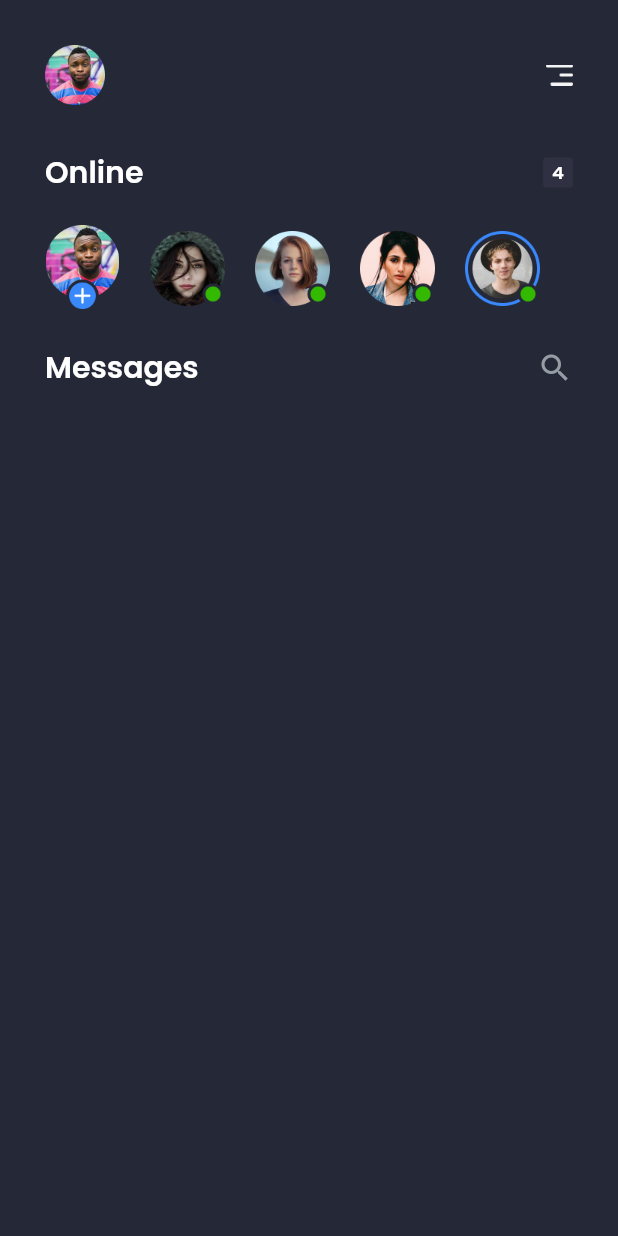
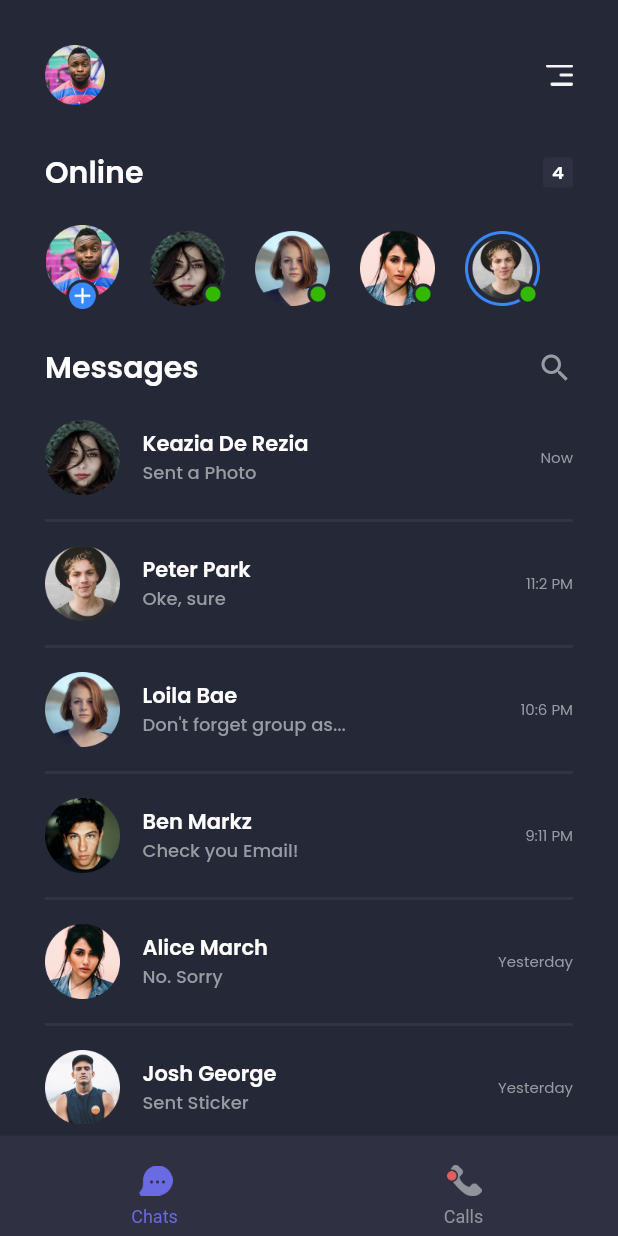
Before and after one commit to Dzaky02/chatting_app, a Flutter app: the screen it shows after launch, after a tap on an icon or button, on a phone screen of 412 x 824 dp. Run offline on Flutter 3.47's test engine with Material 2 defaults, Android fonts, the light colour scheme and no system bars; our stand-ins replace google_fonts.

Commit message:
Finished List Chat Page.

```diff
--- a/lib/pages/list_chat_page.dart
+++ b/lib/pages/list_chat_page.dart
@@ -1,4 +1,6 @@
+import 'package:chatting_app/models/chat_preview_model.dart';
 import 'package:chatting_app/theme.dart';
+import 'package:chatting_app/widgets/chat_preview.dart';
 import 'package:flutter/material.dart';
 
 class ListChatPage extends StatelessWidget {
@@ -12,13 +14,52 @@ class ListChatPage extends StatelessWidget {
       'assets/online_four.png',
     ];
 
+    List chatList = [
+      ChatPreviewModel(
+        imageUrl: 'assets/messages_one.png',
+        name: 'Keazia De Rezia',
+        message: 'Sent a Photo',
+        time: 'Now',
+      ),
+      ChatPreviewModel(
+        imageUrl: 'assets/messages_two.png',
+        name: 'Peter Park',
+        message: 'Oke, sure',
+        time: '11:2 PM',
+      ),
+      ChatPreviewModel(
+        imageUrl: 'assets/messages_three.png',
+        name: 'Loila Bae',
+        message: 'Don\'t forget group as...',
+        time: '10:6 PM',
+      ),
+      ChatPreviewModel(
+        imageUrl: 'assets/messages_four.png',
+        name: 'Ben Markz',
+        message: 'Check you Email!',
+        time: '9:11 PM',
+      ),
+      ChatPreviewModel(
+        imageUrl: 'assets/messages_five.png',
+        name: 'Alice March',
+        message: 'No. Sorry',
+        time: 'Yesterday',
+      ),
+      ChatPreviewModel(
+        imageUrl: 'assets/messages_six.png',
+        name: 'Josh George',
+        message: 'Sent Sticker',
+        time: 'Yesterday',
+      ),
+    ];
+
     return MaterialApp(
       debugShowCheckedModeBanner: false,
       home: SafeArea(
-        bottom: false,
         child: Scaffold(
           backgroundColor: Color(0XFF252836),
-          body: Column(
+          body: SingleChildScrollView(
+            child: Column(
               children: [
                 Padding(
                   padding: EdgeInsets.only(
@@ -109,6 +150,7 @@ class ListChatPage extends StatelessWidget {
                   ),
                   child: Column(
                     children: [
+                      // MESSAGES HEADER
                       Row(
                         mainAxisAlignment: MainAxisAlignment.spaceBetween,
                         children: [
@@ -122,11 +164,56 @@ class ListChatPage extends StatelessWidget {
                           ),
                         ],
                       ),
+                      // MESSAGES HEADER
                       SizedBox(
-                      height: 20,
+                        height: 4,
+                      ),
+                      Container(
+                        padding: EdgeInsets.only(bottom: 30),
+                        height: 515,
+                        child: ListView.builder(
+                          scrollDirection: Axis.vertical,
+                          itemCount: chatList.length,
+                          itemBuilder: (context, index) => ChatPreview(
+                            chatPreview: chatList[index],
+                          ),
+                        ),
+                      )
+                    ],
+                  ),
                 ),
               ],
             ),
+          ),
+          bottomNavigationBar: BottomNavigationBar(
+            backgroundColor: Color(0XFF2F3142),
+            selectedItemColor: Color(0XFF6A6AE3),
+            unselectedItemColor: Color(0XFF92949B),
+            selectedFontSize: 12,
+            unselectedFontSize: 12,
+            type: BottomNavigationBarType.fixed,
+            items: [
+              BottomNavigationBarItem(
+                icon: Padding(
+                  padding: const EdgeInsets.only(top: 12, bottom: 5),
+                  child: Image.asset(
+                    'assets/chat_icon.png',
+                    width: 24,
+                    height: 24,
+                  ),
+                ),
+                label: 'Chats',
+              ),
+              BottomNavigationBarItem(
+                icon: Padding(
+                  padding: const EdgeInsets.only(top: 12, bottom: 5),
+                  child: Image.asset(
+                    'assets/call_icon.png',
+                    width: 24,
+                    height: 24,
+                  ),
+                ),
+                label: 'Calls',
               ),
             ],
           ),
```
Lines whose indentation alone changed are shown as unchanged.
